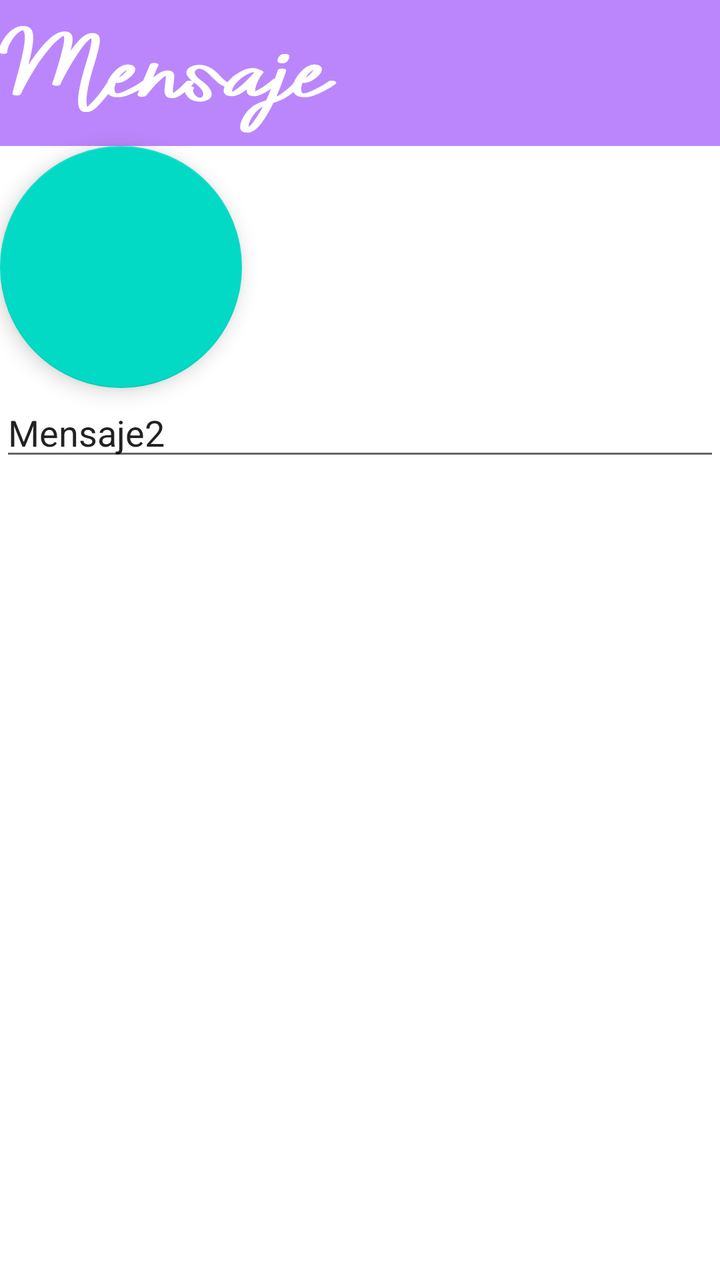
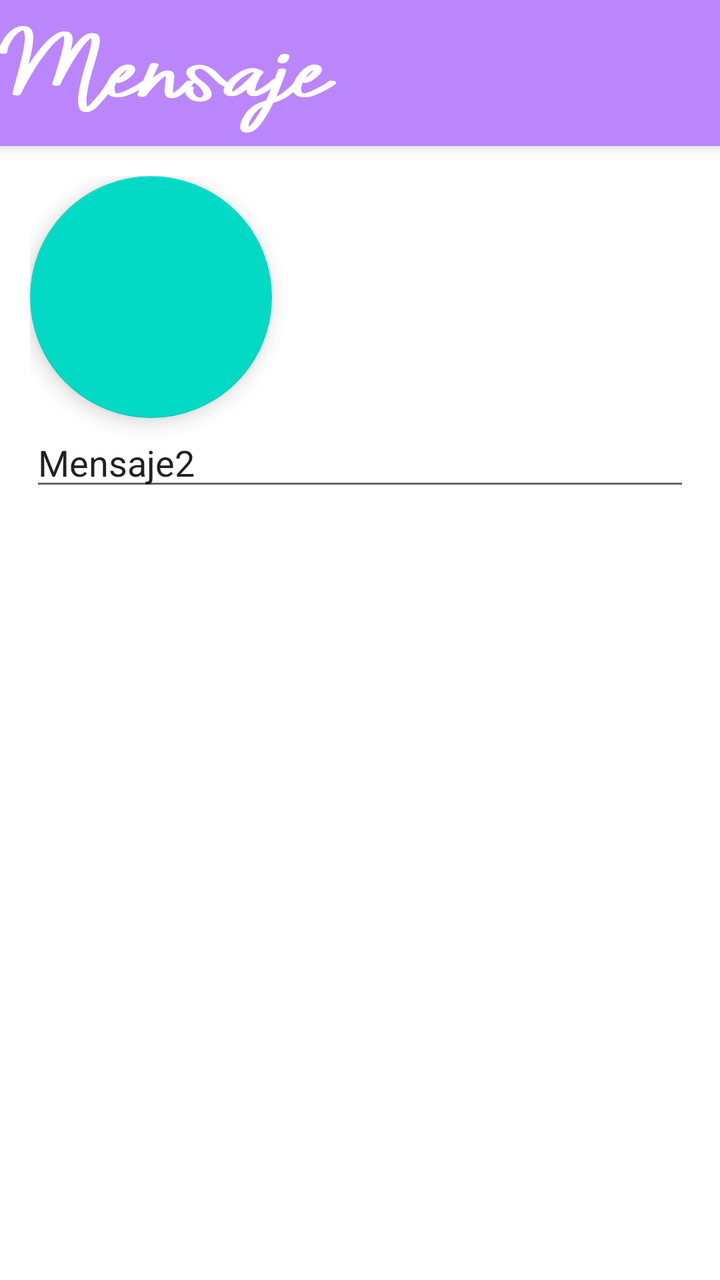

Compare the two renders of this Android layout. The source of the first and the diff that turns it into the second are given below.
<!-- AndroidManifest.xml: activity theme Theme.sendMessage -->
<!-- res/layout/activity_send_message.xml -->
<?xml version="1.0" encoding="utf-8"?>
<LinearLayout xmlns:android="http://schemas.android.com/apk/res/android"
    xmlns:app="http://schemas.android.com/apk/res-auto"
    android:layout_width="match_parent"
    android:layout_height="match_parent"
    android:orientation="vertical"
    app:layout_behavior="@string/appbar_scrolling_view_behavior"
    android:layout_margin="15dp"
    >
    

    
    <TextView

        android:id="@+id/tvTitle"
        android:textColor="@color/white"
        android:textSize="@dimen/tvTitle"
        android:layout_width="match_parent"
        android:layout_height="wrap_content"
        android:text="@string/etmessage"
        android:fontFamily="@font/emily_street"
        android:background="@color/purple_200"
        />

    
    <com.google.android.material.floatingactionbutton.FloatingActionButton
        android:id="@+id/btsend"
        android:layout_width="match_parent"
        android:layout_height="121dp"
        android:contentDescription="@string/btmessage"
        android:text="@string/btmessage" />



    <EditText
        android:id="@+id/etMessageText"
        android:layout_width="match_parent"
        android:layout_height="wrap_content"
        android:ems="10"
        android:inputType="text"
        android:text="@string/etmessage2"

        android:hint="@string/etmessage2"

        android:autofillHints="name"
        />
</LinearLayout>
<!-- resources referenced by this layout -->
<resources>
  <color name="purple_200">#FFBB86FC</color>
  <color name="white">#FFFFFFFF</color>
  <dimen name="tvTitle">26sp</dimen>
  <string name="btmessage">Enviar</string>
  <string name="etmessage">Mensaje</string>
  <string name="etmessage2">Mensaje2</string>
  <style name="Theme.sendMessage" parent="Theme.MaterialComponents.DayNight.DarkActionBar">
          
          <item name="colorPrimary">@color/purple_500</item>
          <item name="colorPrimaryVariant">@color/purple_700</item>
          <item name="colorOnPrimary">@color/white</item>
          
          <item name="colorSecondary">@color/teal_200</item>
          <item name="colorSecondaryVariant">@color/teal_700</item>
          <item name="colorOnSecondary">@color/black</item>
          
          <item name="android:statusBarColor">?attr/colorPrimaryVariant</item>
          
      </style>
  <color name="purple_500">#FF6200EE</color>
  <color name="purple_700">#FF3700B3</color>
  <color name="teal_200">#FF03DAC5</color>
  <color name="teal_700">#FF018786</color>
  <color name="black">#FF000000</color>
</resources>

<!-- the commit's change to res/layout/activity_send_message.xml (unified diff, before → after) -->
@@ -1,47 +1,56 @@
 <?xml version="1.0" encoding="utf-8"?>
-<LinearLayout xmlns:android="http://schemas.android.com/apk/res/android"
+<androidx.coordinatorlayout.widget.CoordinatorLayout
+    xmlns:android="http://schemas.android.com/apk/res/android"
     xmlns:app="http://schemas.android.com/apk/res-auto"
+    android:id="@+id/main"
     android:layout_width="match_parent"
     android:layout_height="match_parent"
-    android:orientation="vertical"
-    app:layout_behavior="@string/appbar_scrolling_view_behavior"
-    android:layout_margin="15dp"
-    >
-    
+    android:fitsSystemWindows="true">
 
     
-    <TextView
-
-        android:id="@+id/tvTitle"
-        android:textColor="@color/white"
-        android:textSize="@dimen/tvTitle"
+    <com.google.android.material.appbar.AppBarLayout
+        android:id="@+id/appbar"
         android:layout_width="match_parent"
         android:layout_height="wrap_content"
-        android:text="@string/etmessage"
-        android:fontFamily="@font/emily_street"
-        android:background="@color/purple_200"
-        />
+        android:background="@color/purple_200">
+
+        
+        
+        <TextView
+            android:id="@+id/tvTitle"
+            android:layout_width="match_parent"
+            android:layout_height="wrap_content"
+            android:background="@color/purple_200"
+            android:fontFamily="@font/emily_street"
+            android:text="@string/etmessage"
+            android:textColor="@color/white"
+            android:textSize="@dimen/tvTitle" />
+
+    </com.google.android.material.appbar.AppBarLayout>
 
     
-    <com.google.android.material.floatingactionbutton.FloatingActionButton
-        android:id="@+id/btsend"
+    <LinearLayout
         android:layout_width="match_parent"
-        android:layout_height="121dp"
-        android:contentDescription="@string/btmessage"
-        android:text="@string/btmessage" />
+        android:layout_height="match_parent"
+        android:orientation="vertical"
+        android:padding="15dp"
+        app:layout_behavior="@string/appbar_scrolling_view_behavior">
 
+        <com.google.android.material.floatingactionbutton.FloatingActionButton
+            android:id="@+id/btsend"
+            android:layout_width="match_parent"
+            android:layout_height="121dp"
+            android:contentDescription="@string/btmessage"
+            android:text="@string/btmessage" />
 
-
-    <EditText
-        android:id="@+id/etMessageText"
-        android:layout_width="match_parent"
-        android:layout_height="wrap_content"
-        android:ems="10"
-        android:inputType="text"
-        android:text="@string/etmessage2"
-
-        android:hint="@string/etmessage2"
-
-        android:autofillHints="name"
-        />
-</LinearLayout>
+        <EditText
+            android:id="@+id/etMessageText"
+            android:layout_width="match_parent"
+            android:layout_height="wrap_content"
+            android:autofillHints="name"
+            android:ems="10"
+            android:hint="@string/etmessage2"
+            android:inputType="text"
+            android:text="@string/etmessage2" />
+    </LinearLayout>
+</androidx.coordinatorlayout.widget.CoordinatorLayout>
<!-- resource entries referenced after the edit -->
@@ -6,18 +6,14 @@
   <string name="btmessage">Enviar</string>
   <string name="etmessage">Mensaje</string>
   <string name="etmessage2">Mensaje2</string>
-  <style name="Theme.sendMessage" parent="Theme.MaterialComponents.DayNight.DarkActionBar">
-          
+  <style name="Theme.sendMessage.NoActionBar" parent="Theme.MaterialComponents.DayNight.NoActionBar">
           <item name="colorPrimary">@color/purple_500</item>
           <item name="colorPrimaryVariant">@color/purple_700</item>
           <item name="colorOnPrimary">@color/white</item>
-          
           <item name="colorSecondary">@color/teal_200</item>
           <item name="colorSecondaryVariant">@color/teal_700</item>
           <item name="colorOnSecondary">@color/black</item>
-          
           <item name="android:statusBarColor">?attr/colorPrimaryVariant</item>
-          
       </style>
   <color name="purple_500">#FF6200EE</color>
   <color name="purple_700">#FF3700B3</color>
